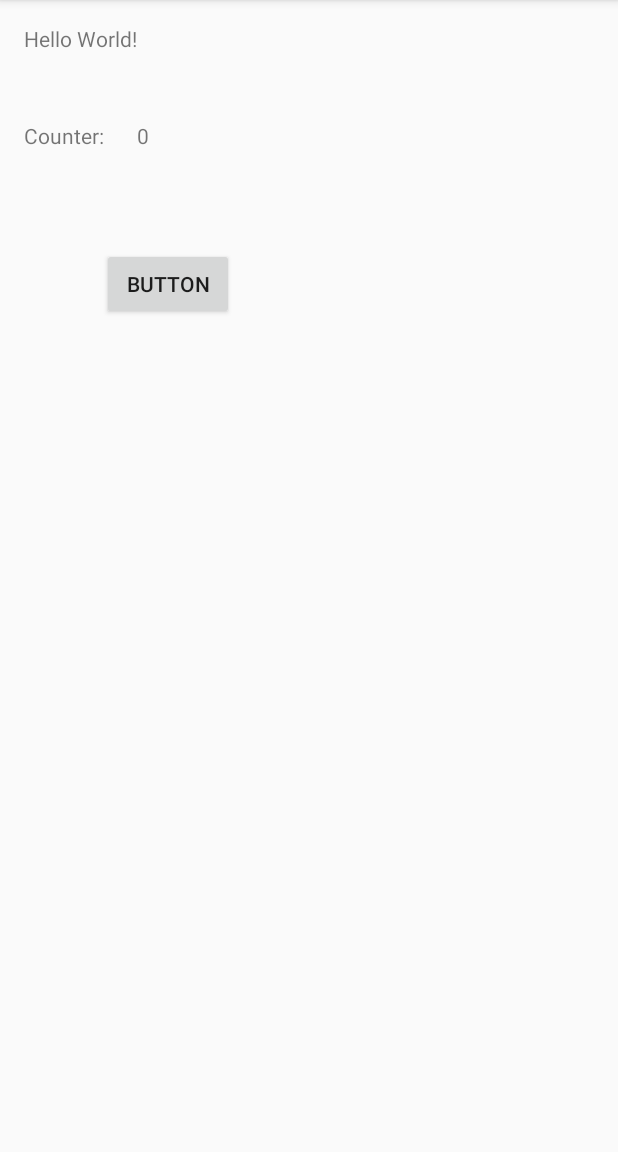
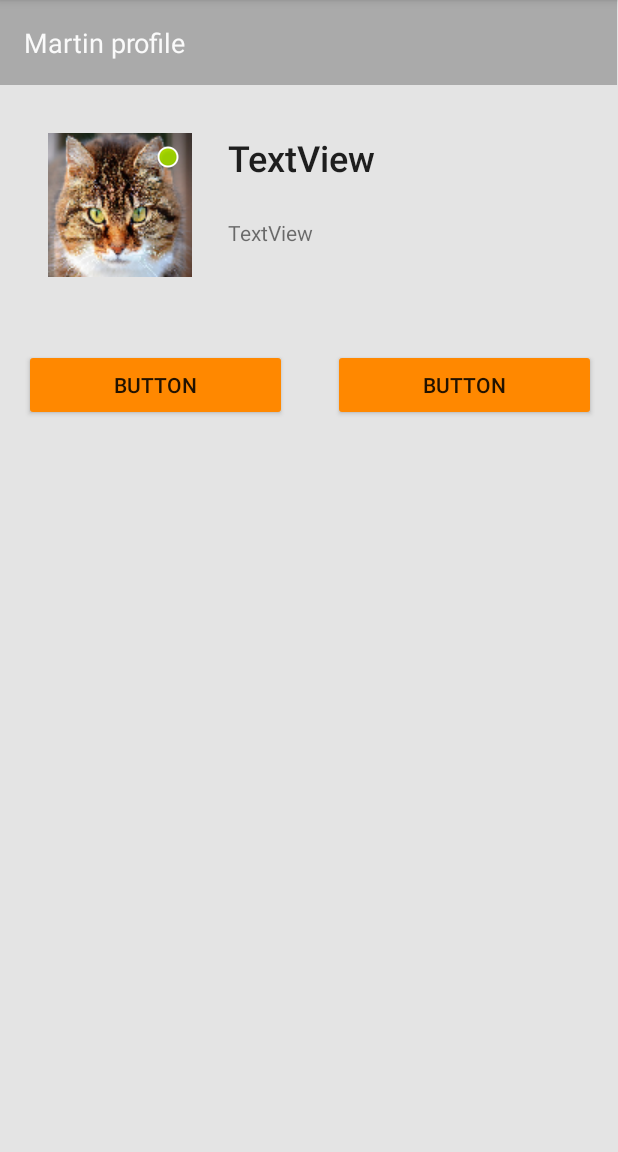
Before and after one commit to kappsegla/AndroidExample, an Android app: the screen it shows after launch (MainActivity before the commit, MainViewActivity after it), on a phone screen of 412 x 824 dp, the part 84-1236 px from its top. Run offline under Robolectric (Android 15) with nearby library versions, the phone set to English and light mode, and no system bars.

Commit message:
Föreläsning 4
MainViewActivity added with constraintslayout example.

```diff
--- a/app/build.gradle
+++ b/app/build.gradle
@@ -17,6 +17,9 @@ android {
             proguardFiles getDefaultProguardFile('proguard-android.txt'), 'proguard-rules.pro'
         }
     }
+    dataBinding {
+        enabled = true
+    }
 }
 
 dependencies {
@@ -25,5 +28,7 @@ dependencies {
         exclude group: 'com.android.support', module: 'support-annotations'
     })
     compile 'com.android.support:appcompat-v7:25.1.0'
+    compile 'com.android.support:design:25.1.0'
     testCompile 'junit:junit:4.12'
+    compile 'com.android.support.constraint:constraint-layout:1.0.0-beta4'
 }
--- /dev/null
+++ b/app/src/main/java/snowroller/androidexample/MainViewActivity.java
@@ -0,0 +1,13 @@
+package snowroller.androidexample;
+
+import android.support.v7.app.AppCompatActivity;
+import android.os.Bundle;
+
+public class MainViewActivity extends AppCompatActivity {
+
+    @Override
+    protected void onCreate(Bundle savedInstanceState) {
+        super.onCreate(savedInstanceState);
+        setContentView(R.layout.activity_main_view);
+    }
+}
--- a/app/src/main/res/layout/activity_main.xml
+++ b/app/src/main/res/layout/activity_main.xml
@@ -16,17 +16,6 @@
         android:text="Hello World!"
         android:id="@+id/textView" />
 
-    <Button
-        android:text="Button"
-        android:layout_width="wrap_content"
-        android:layout_height="wrap_content"
-        android:layout_marginStart="52dp"
-        android:layout_marginTop="130dp"
-        android:id="@+id/button"
-        android:layout_below="@+id/textView"
-        android:layout_alignParentStart="true"
-        android:onClick="buttonclicked" />
-
     <TextView
         android:text="Counter:"
         android:layout_width="wrap_content"
@@ -44,5 +33,15 @@
         android:layout_toEndOf="@+id/textView"
         android:id="@+id/textView3" />
 
+    <Button
+        android:text="Button"
+        android:layout_width="wrap_content"
+        android:layout_height="wrap_content"
+        android:layout_marginTop="65dp"
+        android:id="@+id/button"
+        android:onClick="buttonclicked"
+        android:layout_below="@+id/textView2"
+        android:layout_toEndOf="@+id/textView2" />
+
 
 </RelativeLayout>
--- /dev/null
+++ b/app/src/main/res/layout/activity_main_view.xml
@@ -0,0 +1,117 @@
+<?xml version="1.0" encoding="utf-8"?>
+<android.support.constraint.ConstraintLayout
+    xmlns:android="http://schemas.android.com/apk/res/android"
+    xmlns:app="http://schemas.android.com/apk/res-auto"
+    xmlns:tools="http://schemas.android.com/tools"
+    android:layout_width="match_parent"
+    android:layout_height="match_parent"
+    android:background="@color/Grey_Background">
+
+    <TextView
+        android:layout_width="411dp"
+        android:layout_height="wrap_content"
+        android:id="@+id/textView4"
+        tools:text="Trump profile"
+        android:elevation="0dp"
+        tools:layout_width="match_parent"
+        android:background="@android:color/darker_gray"
+        android:paddingLeft="16dp"
+        android:paddingTop="16dp"
+        android:paddingBottom="16dp"
+        android:textColor="?android:attr/colorBackground"
+        android:textSize="18sp"
+        android:text="Martin profile"
+        tools:layout_editor_absoluteY="0dp"
+        tools:layout_editor_absoluteX="0dp" />
+
+    <ImageView
+        android:layout_width="wrap_content"
+        android:layout_height="wrap_content"
+        app:srcCompat="@drawable/cat"
+        android:id="@+id/imageView"
+        android:layout_marginTop="32dp"
+        app:layout_constraintTop_toBottomOf="@+id/textView4"
+        android:layout_marginStart="32dp"
+        app:layout_constraintLeft_toLeftOf="parent" />
+
+    <View
+        android:layout_width="16dp"
+        android:layout_height="16dp"
+        android:background="@android:drawable/presence_online"
+        app:layout_constraintTop_toTopOf="@+id/imageView"
+        app:layout_constraintRight_toRightOf="@+id/imageView"
+        android:layout_marginTop="8dp"
+        android:layout_marginEnd="8dp"
+        android:elevation="1dp" />
+    <Button
+        android:text="Button"
+        android:layout_width="175dp"
+        android:layout_height="wrap_content"
+        android:id="@+id/button7"
+        android:layout_marginTop="48dp"
+        app:layout_constraintTop_toBottomOf="@+id/imageView"
+        app:layout_constraintRight_toLeftOf="@+id/guideline3"
+        android:layout_marginEnd="16dp"
+        android:layout_marginStart="16dp"
+        app:layout_constraintLeft_toLeftOf="parent"
+        app:layout_constraintHorizontal_bias="0.37"
+        android:backgroundTint="@android:color/holo_orange_dark" />
+
+    <Button
+        android:text="Button"
+        android:layout_width="175dp"
+        android:layout_height="wrap_content"
+        android:id="@+id/button8"
+        android:layout_marginEnd="16dp"
+        app:layout_constraintRight_toRightOf="parent"
+        app:layout_constraintLeft_toLeftOf="@+id/guideline3"
+        android:layout_marginStart="16dp"
+        app:layout_constraintTop_toTopOf="@+id/button7"
+        android:backgroundTint="@android:color/holo_orange_dark" />
+
+    <android.support.constraint.Guideline
+        android:layout_width="wrap_content"
+        android:layout_height="wrap_content"
+        android:id="@+id/guideline3"
+        android:orientation="vertical"
+        tools:layout_editor_absoluteY="0dp"
+        tools:layout_editor_absoluteX="207dp"
+        app:layout_constraintGuide_percent="0.50364965" />
+
+    <TextView
+        android:text="TextView"
+        android:layout_width="wrap_content"
+        android:layout_height="wrap_content"
+        android:id="@+id/textView5"
+        android:textAppearance="@android:style/TextAppearance.Material.Body2"
+        android:textSize="24sp"
+        android:layout_marginStart="24dp"
+        app:layout_constraintLeft_toRightOf="@+id/imageView"
+        app:layout_constraintTop_toTopOf="@+id/imageView" />
+
+    <TextView
+        android:text="TextView"
+        android:layout_height="wrap_content"
+        android:id="@+id/textView6"
+        android:layout_marginTop="24dp"
+        app:layout_constraintTop_toBottomOf="@+id/textView5"
+        tools:text="Lorem ipsum dolor sit amet, consectetur adipiscing elit"
+        android:maxLines="3"
+        android:layout_marginEnd="16dp"
+        app:layout_constraintRight_toRightOf="parent"
+        android:layout_width="0dp"
+        app:layout_constraintHorizontal_bias="0.0"
+        app:layout_constraintLeft_toLeftOf="@+id/textView5" />
+
+    <ProgressBar
+        style="?android:attr/progressBarStyle"
+        android:layout_width="wrap_content"
+        android:layout_height="wrap_content"
+        android:id="@+id/progressBar"
+        app:layout_constraintTop_toTopOf="@+id/button8"
+        app:layout_constraintLeft_toLeftOf="@+id/button8"
+        app:layout_constraintRight_toRightOf="@+id/button8"
+        app:layout_constraintBottom_toBottomOf="@+id/button8"
+        tools:visibility="visible"
+        android:visibility="gone" />
+</android.support.constraint.ConstraintLayout>
--- /dev/null
+++ b/app/src/main/res/values-v21/styles.xml
@@ -0,0 +1,9 @@
+<resources>
+
+    <style name="AppTheme.NoActionBar">
+        <item name="windowActionBar">false</item>
+        <item name="windowNoTitle">true</item>
+        <item name="android:windowDrawsSystemBarBackgrounds">true</item>
+        <item name="android:statusBarColor">@android:color/transparent</item>
+    </style>
+</resources>
--- a/app/src/main/res/values/colors.xml
+++ b/app/src/main/res/values/colors.xml
@@ -3,4 +3,5 @@
     <color name="colorPrimary">#3F51B5</color>
     <color name="colorPrimaryDark">#303F9F</color>
     <color name="colorAccent">#FF4081</color>
+    <color name="Grey_Background">#e4e4e4</color>
 </resources>
--- a/app/src/main/res/values/dimens.xml
+++ b/app/src/main/res/values/dimens.xml
@@ -2,4 +2,5 @@
     <!-- Default screen margins, per the Android Design guidelines. -->
     <dimen name="activity_horizontal_margin">16dp</dimen>
     <dimen name="activity_vertical_margin">16dp</dimen>
+    <dimen name="fab_margin">16dp</dimen>
 </resources>
--- a/app/src/main/res/values/strings.xml
+++ b/app/src/main/res/values/strings.xml
@@ -1,3 +1,4 @@
 <resources>
     <string name="app_name">AndroidExample</string>
+    <string name="title_activity_notes">Notes</string>
 </resources>
--- a/app/src/main/res/values/styles.xml
+++ b/app/src/main/res/values/styles.xml
@@ -8,4 +8,13 @@
         <item name="colorAccent">@color/colorAccent</item>
     </style>
 
+    <style name="AppTheme.NoActionBar">
+        <item name="windowActionBar">false</item>
+        <item name="windowNoTitle">true</item>
+    </style>
+
+    <style name="AppTheme.AppBarOverlay" parent="ThemeOverlay.AppCompat.Dark.ActionBar" />
+
+    <style name="AppTheme.PopupOverlay" parent="ThemeOverlay.AppCompat.Light" />
+
 </resources>
```
Also changed, not shown: app/src/main/AndroidManifest.xml (+29 -15 lines), app/src/main/java/snowroller/androidexample/MyDataBindingHelper.java (added, +35 -0 lines), app/src/main/java/snowroller/androidexample/Notes.java (added, +37 -0 lines), app/src/main/res/layout/activity_notes.xml (added, +83 -0 lines), app/src/main/res/drawable/cat.png (added).
